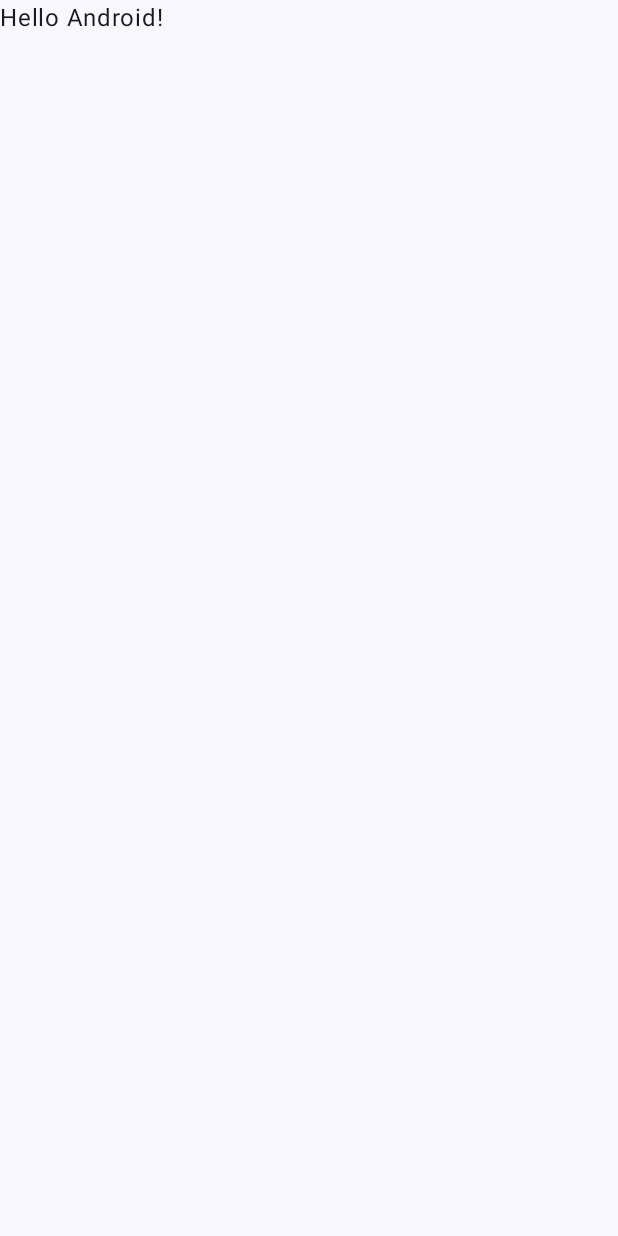
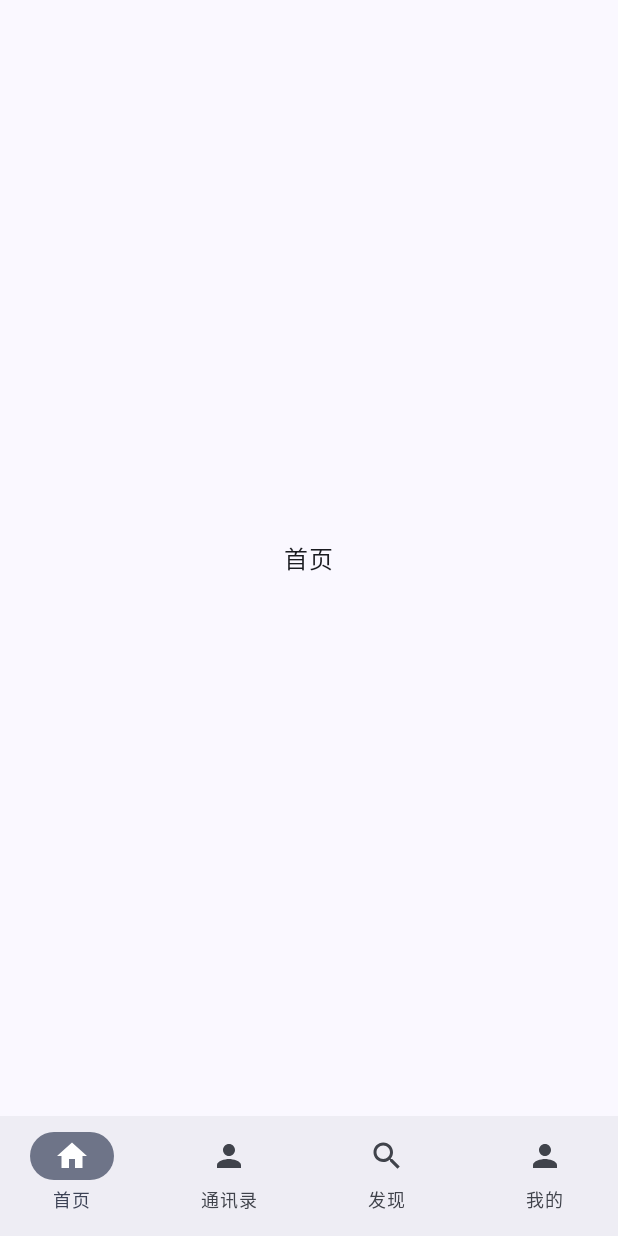
Before and after one commit to MislayG323/MWeiChat, an Android app built with Jetpack Compose: the screen it shows after launch (MainActivity), on a phone screen of 412 x 824 dp. Before the commit the screen is almost empty. Run offline under Robolectric (Android 15) with nearby library versions, the phone set to English and light mode, and no system bars.

Commit message:
修复:home模块编译问题

```diff
--- a/app/build.gradle.kts
+++ b/app/build.gradle.kts
@@ -49,6 +49,8 @@ dependencies {
     implementation(libs.androidx.ui.graphics)
     implementation(libs.androidx.ui.tooling.preview)
     implementation(libs.androidx.material3)
+    implementation(libs.androidx.navigation.compose)
+    implementation(project(":modules:home"))
     testImplementation(libs.junit)
     androidTestImplementation(libs.androidx.junit)
     androidTestImplementation(libs.androidx.espresso.core)
--- a/app/src/main/java/com/example/mweichat/MainActivity.kt
+++ b/app/src/main/java/com/example/mweichat/MainActivity.kt
@@ -4,13 +4,28 @@ import android.os.Bundle
 import androidx.activity.ComponentActivity
 import androidx.activity.compose.setContent
 import androidx.activity.enableEdgeToEdge
-import androidx.compose.foundation.layout.fillMaxSize
 import androidx.compose.foundation.layout.padding
+import androidx.compose.material.icons.Icons
+import androidx.compose.material.icons.filled.Home
+import androidx.compose.material.icons.filled.Person
+import androidx.compose.material.icons.filled.Search
+import androidx.compose.material3.Icon
+import androidx.compose.material3.NavigationBar
+import androidx.compose.material3.NavigationBarItem
 import androidx.compose.material3.Scaffold
 import androidx.compose.material3.Text
 import androidx.compose.runtime.Composable
+import androidx.compose.runtime.getValue
 import androidx.compose.ui.Modifier
+import androidx.compose.ui.graphics.vector.ImageVector
 import androidx.compose.ui.tooling.preview.Preview
+import androidx.navigation.NavController
+import androidx.navigation.NavGraph.Companion.findStartDestination
+import androidx.navigation.compose.NavHost
+import androidx.navigation.compose.composable
+import androidx.navigation.compose.currentBackStackEntryAsState
+import androidx.navigation.compose.rememberNavController
+import com.example.home.HomeScreen
 import com.example.mweichat.ui.theme.MWeiChatTheme
 
 class MainActivity : ComponentActivity() {
@@ -19,29 +34,73 @@ class MainActivity : ComponentActivity() {
         enableEdgeToEdge()
         setContent {
             MWeiChatTheme {
-                Scaffold(modifier = Modifier.fillMaxSize()) { innerPadding ->
-                    Greeting(
-                        name = "Android",
-                        modifier = Modifier.padding(innerPadding)
-                    )
-                }
+                MainScreen()
             }
         }
     }
 }
 
 @Composable
-fun Greeting(name: String, modifier: Modifier = Modifier) {
-    Text(
-        text = "Hello $name!",
-        modifier = modifier
+fun MainScreen() {
+    val navController = rememberNavController()
+
+    Scaffold (
+        bottomBar = {
+            BottomNavigationBar(navController = navController)
+        }
+
+    ) { innerPadding ->
+        NavHost(
+               navController = navController,
+            startDestination = "home",
+            Modifier.padding(innerPadding)
+                ) {
+            composable("home") { HomeScreen() }
+            composable("contacts") { Text(text = "contacts") }
+            composable("discover") { Text(text = "discover") }
+            composable("profile") { Text(text = "profile") }
+        }
+    }
+}
+
+@Composable
+fun BottomNavigationBar(navController: NavController) {
+    val items = listOf(
+        BottomNavItem("home", "首页", Icons.Default.Home),
+        BottomNavItem("contacts", "通讯录", Icons.Default.Person),
+        BottomNavItem("discover", "发现", Icons.Default.Search),
+        BottomNavItem("profile", "我的", Icons.Default.Person)
     )
+
+    NavigationBar {
+        val navBackStackEntry by navController.currentBackStackEntryAsState()
+        val currentRoute = navBackStackEntry?.destination?.route
+
+        items.forEach { item ->
+            NavigationBarItem(
+                selected = currentRoute == item.route,
+                onClick = {
+                    navController.navigate(item.route) {
+                        popUpTo(navController.graph.findStartDestination().id) {
+                            saveState = true
+                        }
+                        launchSingleTop = true
+                        restoreState = true
+                    }
+                },
+                icon = { Icon(item.icon, contentDescription = item.title) },
+                label = { Text(item.title) }
+            )
+        }
+    }
 }
+
+data class BottomNavItem(val route: String, val title: String, val icon: ImageVector)
 
 @Preview(showBackground = true)
 @Composable
 fun GreetingPreview() {
     MWeiChatTheme {
-        Greeting("Android")
+        MainScreen()
     }
 }
--- a/gradle/libs.versions.toml
+++ b/gradle/libs.versions.toml
@@ -10,6 +10,9 @@ activityCompose = "1.9.3"
 composeBom = "2024.04.01"
 appcompat = "1.6.1"
 material = "1.12.0"
+runtimeAndroid = "1.7.5"
+material3Android = "1.3.1"
+navigationCompose = "2.8.4"
 
 [libraries]
 androidx-core-ktx = { group = "androidx.core", name = "core-ktx", version.ref = "coreKtx" }
@@ -28,6 +31,9 @@ androidx-ui-test-junit4 = { group = "androidx.compose.ui", name = "ui-test-junit
 androidx-material3 = { group = "androidx.compose.material3", name = "material3" }
 androidx-appcompat = { group = "androidx.appcompat", name = "appcompat", version.ref = "appcompat" }
 material = { group = "com.google.android.material", name = "material", version.ref = "material" }
+androidx-runtime-android = { group = "androidx.compose.runtime", name = "runtime-android", version.ref = "runtimeAndroid" }
+androidx-material3-android = { group = "androidx.compose.material3", name = "material3-android", version.ref = "material3Android" }
+androidx-navigation-compose = { group = "androidx.navigation", name = "navigation-compose", version.ref = "navigationCompose" }
 
 [plugins]
 android-application = { id = "com.android.application", version.ref = "agp" }
--- a/modules/home/build.gradle.kts
+++ b/modules/home/build.gradle.kts
@@ -1,6 +1,7 @@
 plugins {
     alias(libs.plugins.android.library)
     alias(libs.plugins.kotlin.android)
+    alias(libs.plugins.kotlin.compose)
 }
 
 android {
@@ -37,6 +38,8 @@ dependencies {
     implementation(libs.androidx.core.ktx)
     implementation(libs.androidx.appcompat)
     implementation(libs.material)
+    implementation(libs.androidx.runtime.android)
+    implementation(libs.androidx.material3.android)
     testImplementation(libs.junit)
     androidTestImplementation(libs.androidx.junit)
     androidTestImplementation(libs.androidx.espresso.core)
--- /dev/null
+++ b/modules/home/src/main/java/com/example/home/HomeScreen.kt
@@ -0,0 +1,19 @@
+package com.example.home
+
+import androidx.compose.foundation.layout.Box
+import androidx.compose.foundation.layout.fillMaxSize
+import androidx.compose.material3.Text
+import androidx.compose.runtime.Composable
+import androidx.compose.ui.Alignment
+import androidx.compose.ui.Modifier
+
+
+@Composable
+fun HomeScreen() {
+    Box(
+        modifier = Modifier.fillMaxSize(),
+        contentAlignment = Alignment.Center
+    ) {
+        Text(text = "首页")
+    }
+}
```
